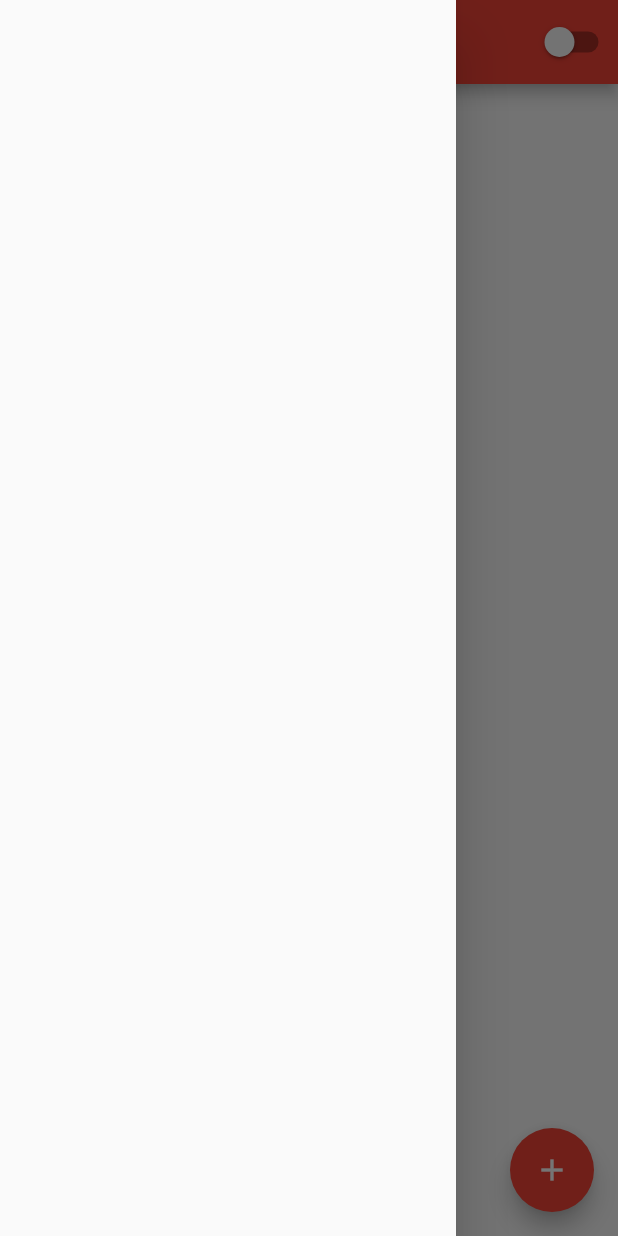
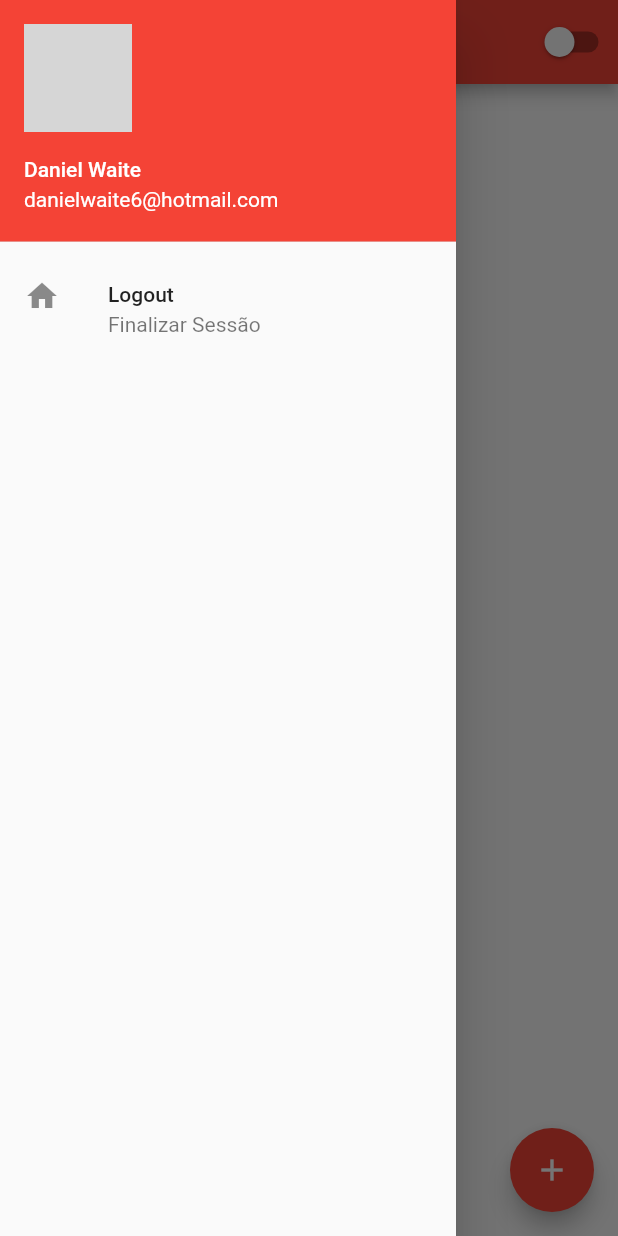
Before and after one commit to danielwaite6/basic-flutter-basic, a Flutter app: the HomePage screen opened by its route, with the side drawer open, on a phone screen of 412 x 824 dp. Run offline on Flutter 3.47's test engine with Material 2 defaults, Android fonts, the phone set to English and light mode, and no system bars; network calls fail; grey boxes are pictures that could not be loaded.

Commit message:
first commit

```diff
--- a/lib/home_page.dart
+++ b/lib/home_page.dart
@@ -15,7 +15,28 @@ class HomePageState extends State<HomePage> {
   @override
   Widget build(BuildContext context) {
     return Scaffold(
-      drawer: Drawer(),
+      drawer: Drawer(
+        child: Column(
+          children: [
+            UserAccountsDrawerHeader(
+                currentAccountPicture: ClipRRect(
+                  borderRadius: BorderRadius.circular(20),
+                  child: Image.network(
+                      'https://http2.mlstatic.com/D_NQ_NP_941985-MLB41286174189_032020-O.jpg'),
+                ),
+                accountName: Text('Daniel Waite'),
+                accountEmail: Text('danielwaite6@hotmail.com')),
+            ListTile(
+              leading: Icon(Icons.home),
+              title: Text('Logout'),
+              subtitle: Text('Finalizar Sessão'),
+              onTap: () {
+                Navigator.of(context).pushReplacementNamed('/');
+              },
+            ),
+          ],
+        ),
+      ),
       appBar: AppBar(
         title: Text('HomePage'),
         actions: [
```
